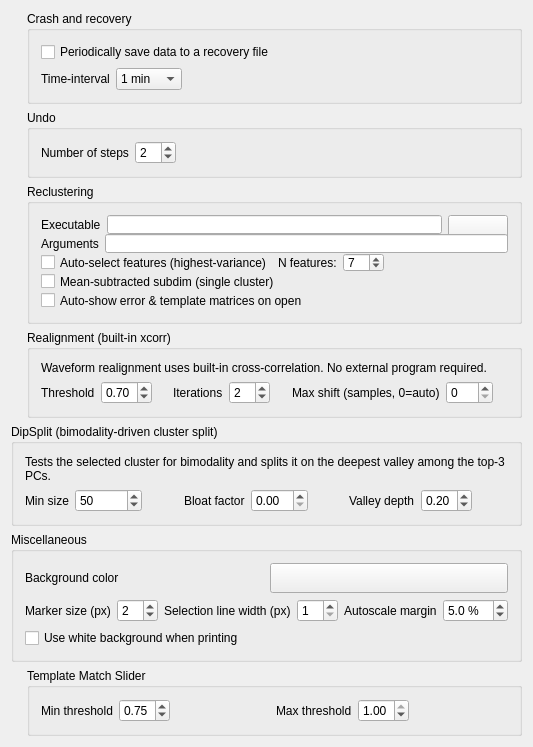
This is src/klusters/src/prefgenerallayout.ui in Gravios/neurosuite-3 as Qt 5 draws it before an edit. The edited form follows.
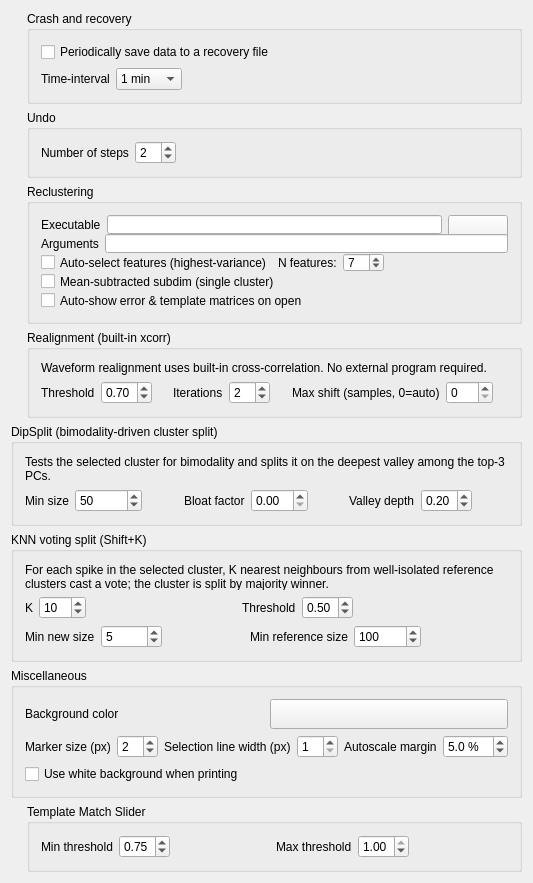
This is the edited form. Custom widgets are drawn as their Qt base class.

Commit message: feature(klusters): KNN voting split presets in Settings → Preferences

The edit to the form file:
```diff
--- a/src/klusters/src/prefgenerallayout.ui
+++ b/src/klusters/src/prefgenerallayout.ui
@@ -759,6 +759,152 @@
    </item>
    
    <item row="5" column="0">
+    <widget class="QGroupBox" name="groupBox_knn">
+     <property name="sizePolicy">
+      <sizepolicy hsizetype="Expanding" vsizetype="Fixed">
+       <horstretch>0</horstretch>
+       <verstretch>0</verstretch>
+      </sizepolicy>
+     </property>
+     <property name="maximumSize">
+      <size>
+       <width>32767</width>
+       <height>130</height>
+      </size>
+     </property>
+     <property name="title">
+      <string>KNN voting split (Shift+K)</string>
+     </property>
+     <layout class="QGridLayout" name="gridLayout_knn">
+      <item row="0" column="0" colspan="2">
+       <widget class="QLabel" name="knnDescLabel">
+        <property name="text">
+         <string>For each spike in the selected cluster, K nearest neighbours from well-isolated reference clusters cast a vote; the cluster is split by majority winner.</string>
+        </property>
+        <property name="wordWrap">
+         <bool>true</bool>
+        </property>
+       </widget>
+      </item>
+      <item row="1" column="0">
+       <layout class="QHBoxLayout">
+        <item>
+         <widget class="QLabel" name="knnKLabel">
+          <property name="text">
+           <string>K</string>
+          </property>
+         </widget>
+        </item>
+        <item>
+         <widget class="QSpinBox" name="knnKSpinBox">
+          <property name="toolTip">
+           <string>K nearest neighbours per spike (2-200). Higher = noisier votes averaged out at the cost of locality.</string>
+          </property>
+          <property name="minimum"><number>2</number></property>
+          <property name="maximum"><number>200</number></property>
+          <property name="value"><number>10</number></property>
+         </widget>
+        </item>
+        <item>
+         <spacer name="spacer_knn_1">
+          <property name="orientation"><enum>Qt::Horizontal</enum></property>
+          <property name="sizeType"><enum>QSizePolicy::Expanding</enum></property>
+          <property name="sizeHint" stdset="0">
+           <size><width>20</width><height>20</height></size>
+          </property>
+         </spacer>
+        </item>
+        <item>
+         <widget class="QLabel" name="knnThresholdLabel">
+          <property name="text">
+           <string>Threshold</string>
+          </property>
+         </widget>
+        </item>
+        <item>
+         <widget class="QDoubleSpinBox" name="knnThresholdSpinBox">
+          <property name="toolTip">
+           <string>Majority threshold as a fraction of K (0.0-1.0). 0.5 = simple majority. Spikes that don't reach any majority go to a residual bin.</string>
+          </property>
+          <property name="minimum"><double>0.000000000000000</double></property>
+          <property name="maximum"><double>1.000000000000000</double></property>
+          <property name="singleStep"><double>0.050000000000000</double></property>
+          <property name="decimals"><number>2</number></property>
+          <property name="value"><double>0.500000000000000</double></property>
+         </widget>
+        </item>
+        <item>
+         <spacer name="spacer_knn_2">
+          <property name="orientation"><enum>Qt::Horizontal</enum></property>
+          <property name="sizeType"><enum>QSizePolicy::Expanding</enum></property>
+          <property name="sizeHint" stdset="0">
+           <size><width>20</width><height>20</height></size>
+          </property>
+         </spacer>
+        </item>
+       </layout>
+      </item>
+      <item row="2" column="0">
+       <layout class="QHBoxLayout">
+        <item>
+         <widget class="QLabel" name="knnMinNewLabel">
+          <property name="text">
+           <string>Min new size</string>
+          </property>
+         </widget>
+        </item>
+        <item>
+         <widget class="QSpinBox" name="knnMinNewSpinBox">
+          <property name="toolTip">
+           <string>Smallest new cluster size to keep (1-10000). Smaller groups are merged into the residual bin.</string>
+          </property>
+          <property name="minimum"><number>1</number></property>
+          <property name="maximum"><number>10000</number></property>
+          <property name="value"><number>5</number></property>
+         </widget>
+        </item>
+        <item>
+         <spacer name="spacer_knn_3">
+          <property name="orientation"><enum>Qt::Horizontal</enum></property>
+          <property name="sizeType"><enum>QSizePolicy::Expanding</enum></property>
+          <property name="sizeHint" stdset="0">
+           <size><width>20</width><height>20</height></size>
+          </property>
+         </spacer>
+        </item>
+        <item>
+         <widget class="QLabel" name="knnMinRefLabel">
+          <property name="text">
+           <string>Min reference size</string>
+          </property>
+         </widget>
+        </item>
+        <item>
+         <widget class="QSpinBox" name="knnMinRefSpinBox">
+          <property name="toolTip">
+           <string>Minimum size for a cluster to be used as a KNN reference (10-100000). Excludes noisy or under-populated clusters from voting.</string>
+          </property>
+          <property name="minimum"><number>10</number></property>
+          <property name="maximum"><number>100000</number></property>
+          <property name="value"><number>100</number></property>
+         </widget>
+        </item>
+        <item>
+         <spacer name="spacer_knn_4">
+          <property name="orientation"><enum>Qt::Horizontal</enum></property>
+          <property name="sizeType"><enum>QSizePolicy::Expanding</enum></property>
+          <property name="sizeHint" stdset="0">
+           <size><width>20</width><height>20</height></size>
+          </property>
+         </spacer>
+        </item>
+       </layout>
+      </item>
+     </layout>
+    </widget>
+   </item>
+   
+   <item row="6" column="0">
     <widget class="QGroupBox" name="groupBox3">
      <property name="sizePolicy">
       <sizepolicy hsizetype="Preferred" vsizetype="Fixed">
@@ -953,7 +1099,7 @@
     </widget>
    </item>
    
-   <item row="6" column="0">
+   <item row="7" column="0">
     <layout class="QHBoxLayout">
      <item>
       <spacer name="spacer17_4">
@@ -1083,7 +1229,7 @@
     </layout>
    </item>
    
-   <item row="7" column="0">
+   <item row="8" column="0">
     <spacer name="spacer1">
      <property name="orientation">
       <enum>Qt::Vertical</enum>
```
Left out of the diff: 4 changed lines with no effect on the pictures. The commit also changes 6 other files.
